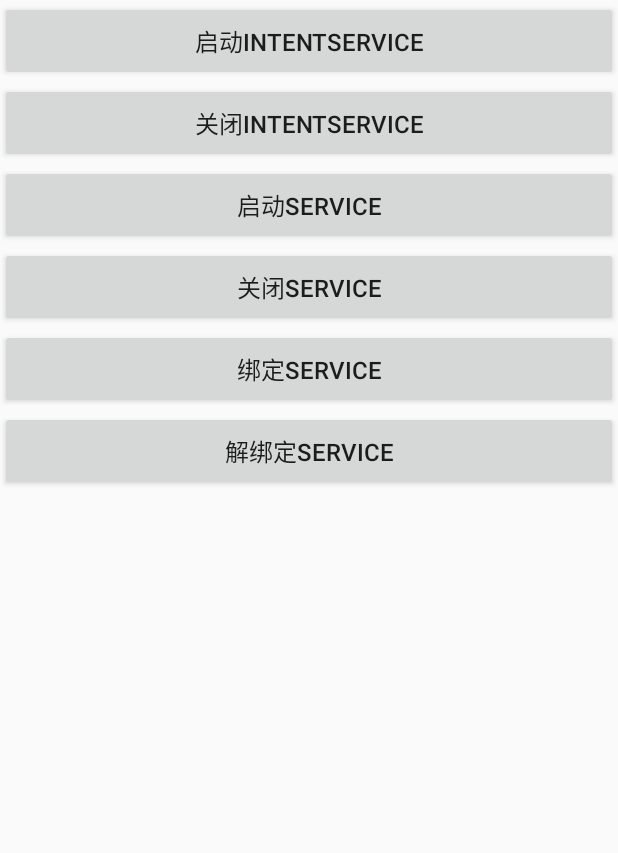
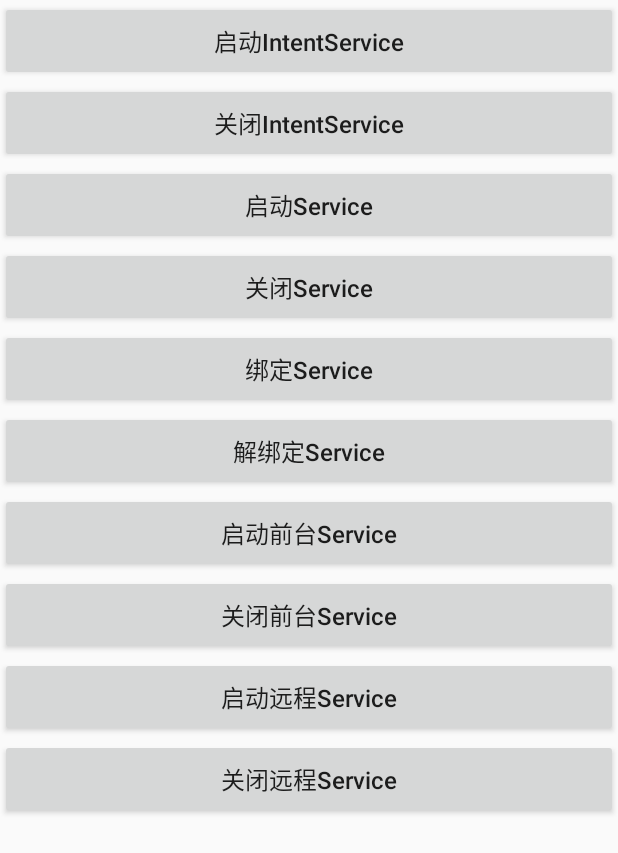
Before and after one commit to kaixinzzy/AndroidT, an Android app: the screen it shows after launch (StartServiceActivity), on a phone screen of 412 x 824 dp. Shown: the top 853 px of the screen. Run offline under Robolectric (Android 15) with nearby library versions, the phone set to English and light mode, and no system bars; libraries missing offline, so code that uses them is left out: com.blankj.utilcode, com.squareup.leakcanary, org.apache.log4j; 3 statements that could not run were skipped.

Commit message:
Service...

```diff
--- a/app/build.gradle
+++ b/app/build.gradle
@@ -9,6 +9,12 @@ android {
         versionCode 1
         versionName "1.0"
         testInstrumentationRunner "android.support.test.runner.AndroidJUnitRunner"
+    }
+    sourceSets {
+        main{
+            // 配置aidl路径
+            java.srcDirs = ['src/main/java','src/main/aidl']
+        }
     }
     buildTypes {
         release {
--- a/app/src/main/res/layout/activity_start_service.xml
+++ b/app/src/main/res/layout/activity_start_service.xml
@@ -12,37 +12,71 @@
         android:id="@+id/start_intent_service"
         android:layout_width="match_parent"
         android:layout_height="wrap_content"
+        android:textAllCaps="false"
         android:onClick="onClick"
         android:text="启动IntentService"/>
     <Button
         android:id="@+id/stop_intent_service"
         android:layout_width="match_parent"
         android:layout_height="wrap_content"
+        android:textAllCaps="false"
         android:onClick="onClick"
         android:text="关闭IntentService"/>
     <Button
         android:id="@+id/start_service"
         android:layout_width="match_parent"
         android:layout_height="wrap_content"
+        android:textAllCaps="false"
         android:onClick="onClick"
         android:text="启动Service"/>
     <Button
         android:id="@+id/stop_service"
         android:layout_width="match_parent"
         android:layout_height="wrap_content"
+        android:textAllCaps="false"
         android:onClick="onClick"
         android:text="关闭Service"/>
     <Button
         android:id="@+id/bind_service"
         android:layout_width="match_parent"
         android:layout_height="wrap_content"
+        android:textAllCaps="false"
         android:onClick="onClick"
         android:text="绑定Service"/>
     <Button
         android:id="@+id/unbind_service"
         android:layout_width="match_parent"
         android:layout_height="wrap_content"
+        android:textAllCaps="false"
         android:onClick="onClick"
         android:text="解绑定Service"/>
+    <Button
+        android:id="@+id/start_notification_service"
+        android:layout_width="match_parent"
+        android:layout_height="wrap_content"
+        android:textAllCaps="false"
+        android:onClick="onClick"
+        android:text="启动前台Service"/>
+    <Button
+        android:id="@+id/stop_notification_service"
+        android:layout_width="match_parent"
+        android:layout_height="wrap_content"
+        android:textAllCaps="false"
+        android:onClick="onClick"
+        android:text="关闭前台Service"/>
+    <Button
+        android:id="@+id/start_remote_service"
+        android:layout_width="match_parent"
+        android:layout_height="wrap_content"
+        android:textAllCaps="false"
+        android:onClick="onClick"
+        android:text="启动远程Service"/>
+    <Button
+        android:id="@+id/stop_remote_service"
+        android:layout_width="match_parent"
+        android:layout_height="wrap_content"
+        android:textAllCaps="false"
+        android:onClick="onClick"
+        android:text="关闭远程Service"/>
 
 </LinearLayout>
```
Also changed, not shown: app/src/main/AndroidManifest.xml (+22 -2 lines), app/src/main/aidl/com/zzy/aidl/User.java (added, +85 -0 lines), app/src/main/java/com/zzy/android/service/NotificationService.java (added, +72 -0 lines), app/src/main/java/com/zzy/android/service/RemoteService.java (added, +91 -0 lines), app/src/main/java/com/zzy/android/service/ServiceT.java (+12 -4 lines), app/src/main/java/com/zzy/android/service/StartServiceActivity.java (+93 -2 lines), app/src/main/aidl/com/zzy/aidl/IUserManager.aidl (added), app/src/main/aidl/com/zzy/aidl/User.aidl (added).
